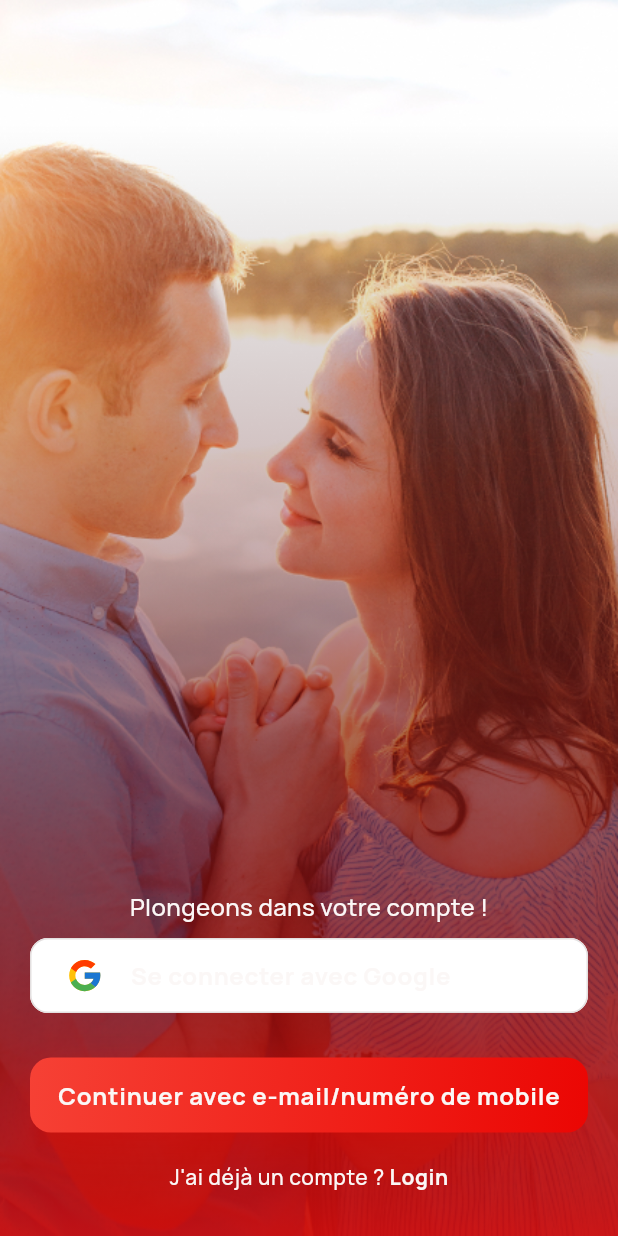
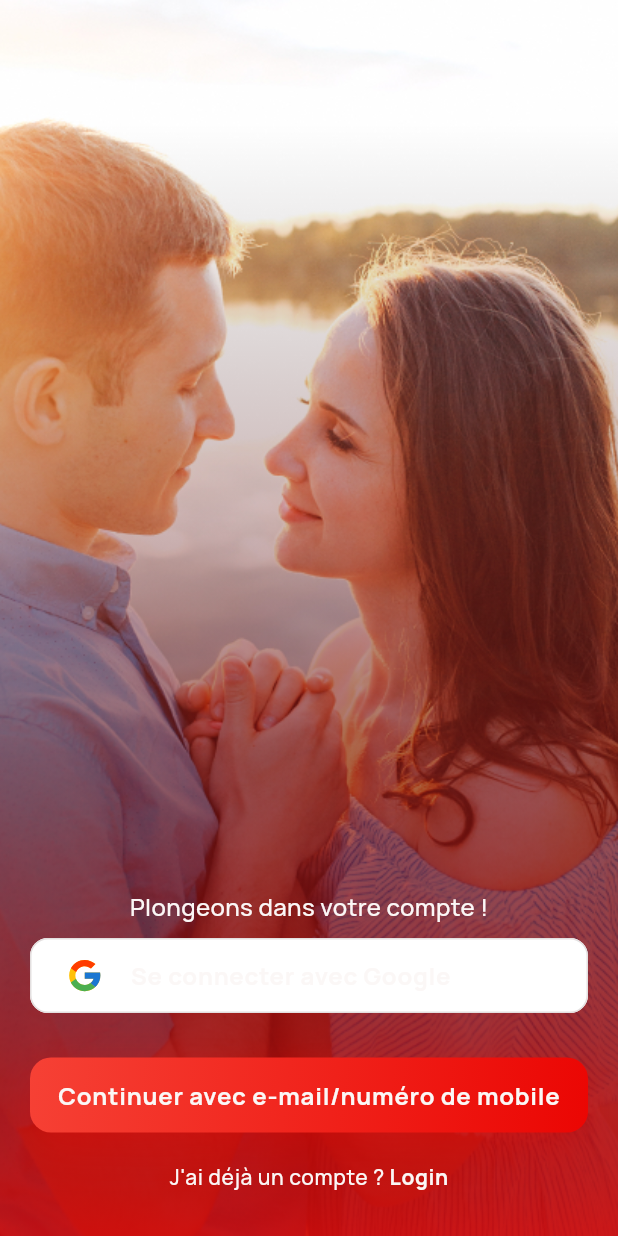
Before and after one commit to DontMove225/LovMy, a Flutter app: the AuthScreen screen opened by its route, after a tap on "Se connecter avec Google", on a phone screen of 412 x 824 dp. Run offline on Flutter 3.47's test engine with Material 3 defaults, Android fonts, the phone set to English and light mode, and no system bars; our stand-ins replace camera, carousel_slider, cloud_firestore, dio, emoji_picker_flutter, firebase_auth and 27 more; missing offline and left inert: agora_rtc_engine, flutter_swipe_detector, onesignal_flutter, razorpay_flutter, webview_flutter_android, webview_flutter_wkwebview; accounts and stored records are empty; network calls fail.

Commit message:
feat(ui): animate onboarding + auth entrance
Onboarding: per-slide title fade+slide-up (AnimatedSwitcher), animated
indicator dot width (AnimatedContainer), and PressScale on the Skip
links. Auth screen: staggered fade+slide-up entrance for the login
button column (using the previously-vestigial TickerProviderStateMixin)
and a Ken Burns slow zoom on the background image slider. Adds a
reusable PressScale widget (presentation/widgets/other_widget.dart)
for tap-scale feedback, used by both screens and the bottom nav icons.

Co-Authored-By: Claude Sonnet 5 <noreply@anthropic.com>

```diff
--- a/lib/presentation/screens/BottomNavBar/home_screen.dart
+++ b/lib/presentation/screens/BottomNavBar/home_screen.dart
@@ -1302,8 +1302,10 @@ class Indicator extends StatelessWidget {
   Widget build(BuildContext context) {
     return Padding(
       padding: const EdgeInsets.all(2),
-      child: Container(
-        height: isActive ?  6 : 6,
+      child: AnimatedContainer(
+        duration: const Duration(milliseconds: 250),
+        curve: Curves.easeOut,
+        height: 6,
         width: isActive  ? 15 : 6,
         decoration: BoxDecoration(
           color: isActive ? AppColors.appColor : AppColors.borderColor,
--- a/lib/presentation/screens/splash_bording/auth_screen.dart
+++ b/lib/presentation/screens/splash_bording/auth_screen.dart
@@ -30,6 +30,7 @@ class AuthScreen extends StatefulWidget {
 
 class _AuthScreenState extends State<AuthScreen> with TickerProviderStateMixin {
   late OnBordingProvider onBordingProvider;
+  late final AnimationController _entranceController;
 
   @override
   void initState() {
@@ -37,7 +38,30 @@ class _AuthScreenState extends State<AuthScreen> with TickerProviderStateMixin {
 
     setOnbordingFalse();
     BlocProvider.of<OnbordingCubit>(context).smstypeapi(context);
+    _entranceController = AnimationController(vsync: this, duration: const Duration(milliseconds: 700));
+    _entranceController.forward();
     super.initState();
+  }
+
+  @override
+  void dispose() {
+    _entranceController.dispose();
+    super.dispose();
+  }
+
+  /// Entrée fade+slide-up échelonnée (chaque élément part un peu après le
+  /// précédent) pour la colonne de boutons, pilotée par [_entranceController].
+  Widget _staggeredEntry(int index, Widget child) {
+    final start = (0.12 * index).clamp(0.0, 1.0);
+    final end = (start + 0.6).clamp(0.0, 1.0);
+    final curved = CurvedAnimation(parent: _entranceController, curve: Interval(start, end, curve: Curves.easeOut));
+    return FadeTransition(
+      opacity: curved,
+      child: SlideTransition(
+        position: Tween<Offset>(begin: const Offset(0, 0.15), end: Offset.zero).animate(curved),
+        child: child,
+      ),
+    );
   }
 
   late OnbordingCubit onbordingCubit;
@@ -109,13 +133,13 @@ class _AuthScreenState extends State<AuthScreen> with TickerProviderStateMixin {
                         Text(AppLocalizations.of(context)?.translate("Let's dive in into your account!") ?? "Let's dive in into your account!",style: Theme.of(context).textTheme.bodyMedium!.copyWith(color: AppColors.white),),
 
                         const SizedBox(height: 10,),
-                        LoginWithButton(
+                        _staggeredEntry(0, LoginWithButton(
                             bgColor: Colors.white,
                             title: AppLocalizations.of(context)?.translate("Connect with Google") ?? "Connect with Google",
                             iconpath: "assets/icons/google.svg",
                             onTap: () {
                               BlocProvider.of<AuthCubit>(context).signInWithGoogle(context);
-                            }),
+                            })),
                         const SizBoxH(size: 0.018),
                         // onbordingCubit.smaTypeApiModel?.socialLoginEnabled == "No" ? const SizedBox() : LoginWithButton(
                         //   bgColor: Colors.white,
@@ -137,18 +161,18 @@ class _AuthScreenState extends State<AuthScreen> with TickerProviderStateMixin {
 
 
                         const SizBoxH(size: 0.018),
-                        Row(
+                        _staggeredEntry(1, Row(
                           children: [
                           Expanded(child: MainButton(title: AppLocalizations.of(context)?.translate("Continue with Email/Mobile Number") ?? "Continue with Email/Mobile Number",onTap: () {
                             onBordingProvider.updatestepsCount(0);
                             Navigator.pushNamed(context, CreatSteps.creatStepsRoute);
                             // Navigator.push(context, MaterialPageRoute(builder: (context) => CreatSteps(),));
                           },)),
-                        ],),
+                        ],)),
                         // onbordingCubit.smaTypeApiModel?.socialLoginEnabled == "No" ?
                         SizedBox(height: 20,),
                             // :  const Spacer(),
-                        InkWell(
+                        _staggeredEntry(2, InkWell(
                           onTap: () async {
                             print("done");
                           },
@@ -169,7 +193,7 @@ class _AuthScreenState extends State<AuthScreen> with TickerProviderStateMixin {
                                   },
                                 style: Theme.of(context).textTheme.bodySmall!.copyWith(color: AppColors.white,fontWeight: FontWeight.bold)),
                           ])),
-                        ),
+                        )),
 
                         const SizedBox(height: 10,),
 
@@ -251,12 +275,23 @@ class ImageSliderState extends State<ImageSlider> {
     return AnimatedSwitcher(
       duration: const Duration(seconds: 5),
 
-      child: Image.asset(
-        widget.imageUrls[_currentPage],
+      // Effet Ken Burns : léger zoom lent sur chaque image pendant tout le
+      // cycle d'affichage, en plus du fondu enchaîné existant.
+      child: TweenAnimationBuilder<double>(
         key: ValueKey<int>(_currentPage),
-        fit: BoxFit.cover,
-        height: MediaQuery.of(context).size.height,
-        width: MediaQuery.of(context).size.width,
+        tween: Tween<double>(begin: 1.0, end: 1.06),
+        duration: const Duration(seconds: 5),
+        curve: Curves.easeOut,
+        builder: (context, scale, child) => Transform.scale(
+          scale: scale,
+          child: child,
+        ),
+        child: Image.asset(
+          widget.imageUrls[_currentPage],
+          fit: BoxFit.cover,
+          height: MediaQuery.of(context).size.height,
+          width: MediaQuery.of(context).size.width,
+        ),
       ),
 
       transitionBuilder: (child, animation) {
```
Also changed, not shown: lib/presentation/screens/BottomNavBar/bottombar.dart (+8 -25 lines), lib/presentation/screens/splash_bording/onbording_screens.dart (+24 -3 lines), lib/presentation/widgets/other_widget.dart (+39 -0 lines).
